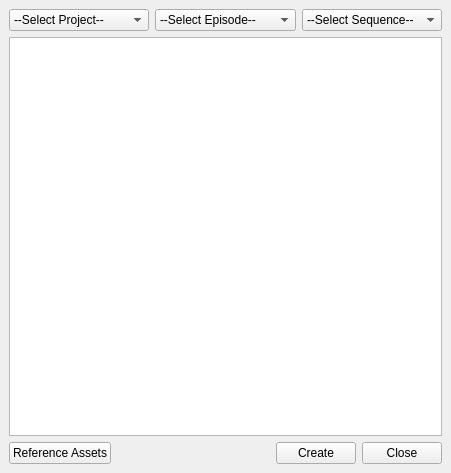
Old version of the form ui/main.ui in the repository iceanimations/createLayout.
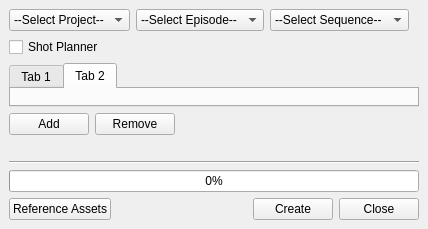
New version of the form.

Patch:
```diff
--- a/ui/main.ui
+++ b/ui/main.ui
@@ -6,8 +6,8 @@
    <rect>
     <x>0</x>
     <y>0</y>
-    <width>451</width>
-    <height>473</height>
+    <width>428</width>
+    <height>229</height>
    </rect>
   </property>
   <property name="windowTitle">
@@ -47,21 +47,121 @@
         </item>
        </widget>
       </item>
+      <item>
+       <spacer name="horizontalSpacer_3">
+        <property name="orientation">
+         <enum>Qt::Horizontal</enum>
+        </property>
+        <property name="sizeHint" stdset="0">
+         <size>
+          <width>40</width>
+          <height>20</height>
+         </size>
+        </property>
+       </spacer>
+      </item>
      </layout>
     </item>
     <item>
-     <widget class="QTextEdit" name="statusBox">
-      <property name="enabled">
-       <bool>true</bool>
+     <widget class="QCheckBox" name="shotPlannerButton">
+      <property name="toolTip">
+       <string>Show Shot Planner</string>
       </property>
-      <property name="styleSheet">
+      <property name="text">
+       <string>Shot Planner</string>
+      </property>
+     </widget>
+    </item>
+    <item>
+     <widget class="QTabWidget" name="tabWidget">
+      <property name="tabPosition">
+       <enum>QTabWidget::North</enum>
+      </property>
+      <property name="tabShape">
+       <enum>QTabWidget::Rounded</enum>
+      </property>
+      <property name="currentIndex">
+       <number>1</number>
+      </property>
+      <widget class="QWidget" name="tab">
+       <attribute name="title">
+        <string>Tab 1</string>
+       </attribute>
+      </widget>
+      <widget class="QWidget" name="tab_2">
+       <attribute name="title">
+        <string>Tab 2</string>
+       </attribute>
+      </widget>
+     </widget>
+    </item>
+    <item>
+     <layout class="QHBoxLayout" name="horizontalLayout">
+      <item>
+       <widget class="QPushButton" name="addButton">
+        <property name="minimumSize">
+         <size>
+          <width>75</width>
+          <height>0</height>
+         </size>
+        </property>
+        <property name="toolTip">
+         <string>Add selected objects to the Shot current camera represents</string>
+        </property>
+        <property name="text">
+         <string>Add</string>
+        </property>
+       </widget>
+      </item>
+      <item>
+       <widget class="QPushButton" name="removeButton">
+        <property name="minimumSize">
+         <size>
+          <width>75</width>
+          <height>0</height>
+         </size>
+        </property>
+        <property name="toolTip">
+         <string>Remve selected objects from the current Shot</string>
+        </property>
+        <property name="text">
+         <string>Remove</string>
+        </property>
+       </widget>
+      </item>
+      <item>
+       <spacer name="horizontalSpacer_2">
+        <property name="orientation">
+         <enum>Qt::Horizontal</enum>
+        </property>
+        <property name="sizeHint" stdset="0">
+         <size>
+          <width>40</width>
+          <height>20</height>
+         </size>
+        </property>
+       </spacer>
+      </item>
+     </layout>
+    </item>
+    <item>
+     <widget class="QLabel" name="statusLabel">
+      <property name="text">
        <string/>
       </property>
-      <property name="lineWrapMode">
-       <enum>QTextEdit::NoWrap</enum>
+     </widget>
+    </item>
+    <item>
+     <widget class="Line" name="line">
+      <property name="orientation">
+       <enum>Qt::Horizontal</enum>
       </property>
-      <property name="readOnly">
-       <bool>true</bool>
+     </widget>
+    </item>
+    <item>
+     <widget class="QProgressBar" name="progressBar">
+      <property name="value">
+       <number>0</number>
       </property>
      </widget>
     </item>
```
Left out of the diff: 5 changed lines with no effect on the pictures.
